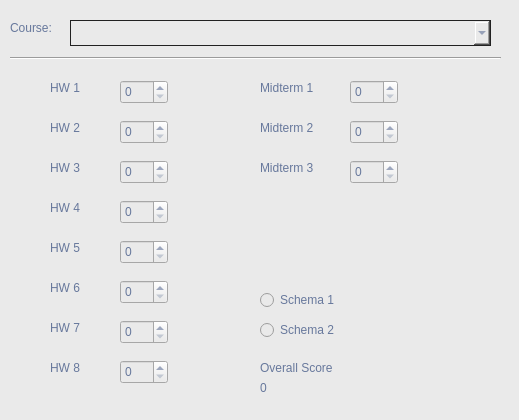
The window that mainwindow.ui (jacobfisher18/grade_calculator) describes before a commit, drawn with Qt 5.
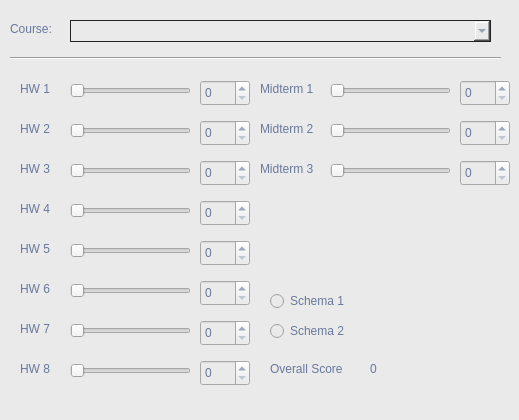
The same window after the commit.

```diff
--- a/mainwindow.ui
+++ b/mainwindow.ui
@@ -24,8 +24,8 @@
      <rect>
       <x>10</x>
       <y>20</y>
-      <width>59</width>
-      <height>16</height>
+      <width>47</width>
+      <height>18</height>
      </rect>
     </property>
     <property name="text">
@@ -51,7 +51,7 @@
       <x>70</x>
       <y>20</y>
       <width>421</width>
-      <height>26</height>
+      <height>22</height>
      </rect>
     </property>
     <property name="styleSheet">
@@ -61,10 +61,10 @@
    <widget class="QLabel" name="hw1label">
     <property name="geometry">
      <rect>
-      <x>50</x>
+      <x>20</x>
       <y>80</y>
-      <width>59</width>
-      <height>16</height>
+      <width>33</width>
+      <height>18</height>
      </rect>
     </property>
     <property name="text">
@@ -74,10 +74,10 @@
    <widget class="QSpinBox" name="hw1box">
     <property name="geometry">
      <rect>
-      <x>120</x>
+      <x>200</x>
       <y>80</y>
-      <width>48</width>
-      <height>24</height>
+      <width>50</width>
+      <height>26</height>
      </rect>
     </property>
     <property name="styleSheet">
@@ -90,10 +90,10 @@
    <widget class="QLabel" name="hw2label">
     <property name="geometry">
      <rect>
-      <x>50</x>
+      <x>20</x>
       <y>120</y>
-      <width>59</width>
-      <height>16</height>
+      <width>33</width>
+      <height>18</height>
      </rect>
     </property>
     <property name="text">
@@ -103,10 +103,10 @@
    <widget class="QSpinBox" name="hw2box">
     <property name="geometry">
      <rect>
-      <x>120</x>
+      <x>200</x>
       <y>120</y>
-      <width>48</width>
-      <height>24</height>
+      <width>50</width>
+      <height>26</height>
      </rect>
     </property>
     <property name="maximum">
@@ -116,10 +116,10 @@
    <widget class="QLabel" name="hw3label">
     <property name="geometry">
      <rect>
-      <x>50</x>
+      <x>20</x>
       <y>160</y>
-      <width>59</width>
-      <height>16</height>
+      <width>33</width>
+      <height>18</height>
      </rect>
     </property>
     <property name="text">
@@ -129,10 +129,10 @@
    <widget class="QSpinBox" name="hw3box">
     <property name="geometry">
      <rect>
-      <x>120</x>
+      <x>200</x>
       <y>160</y>
-      <width>48</width>
-      <height>24</height>
+      <width>50</width>
+      <height>26</height>
      </rect>
     </property>
     <property name="styleSheet">
@@ -145,10 +145,10 @@
    <widget class="QLabel" name="overalllabel">
     <property name="geometry">
      <rect>
-      <x>260</x>
-      <y>380</y>
-      <width>111</width>
-      <height>16</height>
+      <x>370</x>
+      <y>360</y>
+      <width>91</width>
+      <height>18</height>
      </rect>
     </property>
     <property name="text">
@@ -158,10 +158,10 @@
    <widget class="QSpinBox" name="hw6box">
     <property name="geometry">
      <rect>
-      <x>120</x>
+      <x>200</x>
       <y>280</y>
-      <width>48</width>
-      <height>24</height>
+      <width>50</width>
+      <height>26</height>
      </rect>
     </property>
     <property name="maximum">
@@ -171,10 +171,10 @@
    <widget class="QLabel" name="hw6label">
     <property name="geometry">
      <rect>
-      <x>50</x>
+      <x>20</x>
       <y>280</y>
-      <width>59</width>
-      <height>16</height>
+      <width>33</width>
+      <height>18</height>
      </rect>
     </property>
     <property name="text">
@@ -184,10 +184,10 @@
    <widget class="QLabel" name="hw4label">
     <property name="geometry">
      <rect>
-      <x>50</x>
+      <x>20</x>
       <y>200</y>
-      <width>59</width>
-      <height>16</height>
+      <width>33</width>
+      <height>18</height>
      </rect>
     </property>
     <property name="text">
@@ -197,10 +197,10 @@
    <widget class="QSpinBox" name="hw4box">
     <property name="geometry">
      <rect>
-      <x>120</x>
+      <x>200</x>
       <y>200</y>
-      <width>48</width>
-      <height>24</height>
+      <width>50</width>
+      <height>26</height>
      </rect>
     </property>
     <property name="maximum">
@@ -210,10 +210,10 @@
    <widget class="QLabel" name="hw5label">
     <property name="geometry">
      <rect>
-      <x>50</x>
+      <x>20</x>
       <y>240</y>
-      <width>59</width>
-      <height>16</height>
+      <width>33</width>
+      <height>18</height>
      </rect>
     </property>
     <property name="text">
@@ -223,10 +223,10 @@
    <widget class="QSpinBox" name="hw5box">
     <property name="geometry">
      <rect>
-      <x>120</x>
+      <x>200</x>
       <y>240</y>
-      <width>48</width>
-      <height>24</height>
+      <width>50</width>
+      <height>26</height>
      </rect>
     </property>
     <property name="maximum">
@@ -236,10 +236,10 @@
    <widget class="QLabel" name="hw8label">
     <property name="geometry">
      <rect>
-      <x>50</x>
+      <x>20</x>
       <y>360</y>
-      <width>59</width>
-      <height>16</height>
+      <width>33</width>
+      <height>18</height>
      </rect>
     </property>
     <property name="text">
@@ -249,10 +249,10 @@
    <widget class="QLabel" name="hw7label">
     <property name="geometry">
      <rect>
-      <x>50</x>
+      <x>20</x>
       <y>320</y>
-      <width>59</width>
-      <height>16</height>
+      <width>33</width>
+      <height>18</height>
      </rect>
     </property>
     <property name="text">
@@ -262,10 +262,10 @@
    <widget class="QSpinBox" name="hw8box">
     <property name="geometry">
      <rect>
-      <x>120</x>
+      <x>200</x>
       <y>360</y>
-      <width>48</width>
-      <height>24</height>
+      <width>50</width>
+      <height>26</height>
      </rect>
     </property>
     <property name="maximum">
@@ -275,10 +275,10 @@
    <widget class="QSpinBox" name="hw7box">
     <property name="geometry">
      <rect>
-      <x>120</x>
+      <x>200</x>
       <y>320</y>
-      <width>48</width>
-      <height>24</height>
+      <width>50</width>
+      <height>26</height>
      </rect>
     </property>
     <property name="maximum">
@@ -288,10 +288,10 @@
    <widget class="QSpinBox" name="midterm3box">
     <property name="geometry">
      <rect>
-      <x>350</x>
+      <x>460</x>
       <y>160</y>
-      <width>48</width>
-      <height>24</height>
+      <width>50</width>
+      <height>26</height>
      </rect>
     </property>
     <property name="maximum">
@@ -303,8 +303,8 @@
      <rect>
       <x>260</x>
       <y>160</y>
-      <width>81</width>
-      <height>16</height>
+      <width>62</width>
+      <height>18</height>
      </rect>
     </property>
     <property name="text">
@@ -316,8 +316,8 @@
      <rect>
       <x>260</x>
       <y>80</y>
-      <width>81</width>
-      <height>16</height>
+      <width>62</width>
+      <height>18</height>
      </rect>
     </property>
     <property name="text">
@@ -327,10 +327,10 @@
    <widget class="QSpinBox" name="midterm1box">
     <property name="geometry">
      <rect>
-      <x>350</x>
+      <x>460</x>
       <y>80</y>
-      <width>48</width>
-      <height>24</height>
+      <width>50</width>
+      <height>26</height>
      </rect>
     </property>
     <property name="maximum">
@@ -342,8 +342,8 @@
      <rect>
       <x>260</x>
       <y>120</y>
-      <width>81</width>
-      <height>16</height>
+      <width>62</width>
+      <height>18</height>
      </rect>
     </property>
     <property name="text">
@@ -353,10 +353,10 @@
    <widget class="QSpinBox" name="midterm2box">
     <property name="geometry">
      <rect>
-      <x>350</x>
+      <x>460</x>
       <y>120</y>
-      <width>48</width>
-      <height>24</height>
+      <width>50</width>
+      <height>26</height>
      </rect>
     </property>
     <property name="maximum">
@@ -366,10 +366,10 @@
    <widget class="QRadioButton" name="schema1radio">
     <property name="geometry">
      <rect>
-      <x>260</x>
+      <x>270</x>
       <y>290</y>
-      <width>100</width>
-      <height>20</height>
+      <width>84</width>
+      <height>22</height>
      </rect>
     </property>
     <property name="text">
@@ -379,10 +379,10 @@
    <widget class="QRadioButton" name="schema2radio">
     <property name="geometry">
      <rect>
-      <x>260</x>
+      <x>270</x>
       <y>320</y>
-      <width>100</width>
-      <height>20</height>
+      <width>84</width>
+      <height>22</height>
      </rect>
     </property>
     <property name="text">
@@ -392,16 +392,192 @@
    <widget class="QLabel" name="overallscorelabel">
     <property name="geometry">
      <rect>
-      <x>260</x>
+      <x>270</x>
       <y>360</y>
-      <width>111</width>
-      <height>16</height>
+      <width>80</width>
+      <height>18</height>
      </rect>
     </property>
     <property name="text">
      <string>Overall Score</string>
     </property>
    </widget>
+   <widget class="QSlider" name="hw1slider">
+    <property name="geometry">
+     <rect>
+      <x>70</x>
+      <y>80</y>
+      <width>121</width>
+      <height>22</height>
+     </rect>
+    </property>
+    <property name="maximum">
+     <number>100</number>
+    </property>
+    <property name="orientation">
+     <enum>Qt::Horizontal</enum>
+    </property>
+   </widget>
+   <widget class="QSlider" name="hw2slider">
+    <property name="geometry">
+     <rect>
+      <x>70</x>
+      <y>120</y>
+      <width>121</width>
+      <height>22</height>
+     </rect>
+    </property>
+    <property name="maximum">
+     <number>100</number>
+    </property>
+    <property name="orientation">
+     <enum>Qt::Horizontal</enum>
+    </property>
+   </widget>
+   <widget class="QSlider" name="hw3slider">
+    <property name="geometry">
+     <rect>
+      <x>70</x>
+      <y>160</y>
+      <width>121</width>
+      <height>22</height>
+     </rect>
+    </property>
+    <property name="maximum">
+     <number>100</number>
+    </property>
+    <property name="orientation">
+     <enum>Qt::Horizontal</enum>
+    </property>
+   </widget>
+   <widget class="QSlider" name="hw4slider">
+    <property name="geometry">
+     <rect>
+      <x>70</x>
+      <y>200</y>
+      <width>121</width>
+      <height>22</height>
+     </rect>
+    </property>
+    <property name="maximum">
+     <number>100</number>
+    </property>
+    <property name="orientation">
+     <enum>Qt::Horizontal</enum>
+    </property>
+   </widget>
+   <widget class="QSlider" name="hw5slider">
+    <property name="geometry">
+     <rect>
+      <x>70</x>
+      <y>240</y>
+      <width>121</width>
+      <height>22</height>
+     </rect>
+    </property>
+    <property name="maximum">
+     <number>100</number>
+    </property>
+    <property name="orientation">
+     <enum>Qt::Horizontal</enum>
+    </property>
+   </widget>
+   <widget class="QSlider" name="hw6slider">
+    <property name="geometry">
+     <rect>
+      <x>70</x>
+      <y>280</y>
+      <width>121</width>
+      <height>22</height>
+     </rect>
+    </property>
+    <property name="maximum">
+     <number>100</number>
+    </property>
+    <property name="orientation">
+     <enum>Qt::Horizontal</enum>
+    </property>
+   </widget>
+   <widget class="QSlider" name="hw7slider">
+    <property name="geometry">
+     <rect>
+      <x>70</x>
+      <y>320</y>
+      <width>121</width>
+      <height>22</height>
+     </rect>
+    </property>
+    <property name="maximum">
+     <number>100</number>
+    </property>
+    <property name="orientation">
+     <enum>Qt::Horizontal</enum>
+    </property>
+   </widget>
+   <widget class="QSlider" name="hw8slider">
+    <property name="geometry">
+     <rect>
+      <x>70</x>
+      <y>360</y>
+      <width>121</width>
+      <height>22</height>
+     </rect>
+    </property>
+    <property name="maximum">
+     <number>100</number>
+    </property>
+    <property name="orientation">
+     <enum>Qt::Horizontal</enum>
+    </property>
+   </widget>
+   <widget class="QSlider" name="midterm1slider">
+    <property name="geometry">
+     <rect>
+      <x>330</x>
+      <y>80</y>
+      <width>121</width>
+      <height>22</height>
+     </rect>
+    </property>
+    <property name="maximum">
+     <number>100</number>
+    </property>
+    <property name="orientation">
+     <enum>Qt::Horizontal</enum>
+    </property>
+   </widget>
+   <widget class="QSlider" name="midterm2slider">
+    <property name="geometry">
+     <rect>
+      <x>330</x>
+      <y>120</y>
+      <width>121</width>
+      <height>22</height>
+     </rect>
+    </property>
+    <property name="maximum">
+     <number>100</number>
+    </property>
+    <property name="orientation">
+     <enum>Qt::Horizontal</enum>
+    </property>
+   </widget>
+   <widget class="QSlider" name="midterm3slider">
+    <property name="geometry">
+     <rect>
+      <x>330</x>
+      <y>160</y>
+      <width>121</width>
+      <height>22</height>
+     </rect>
+    </property>
+    <property name="maximum">
+     <number>100</number>
+    </property>
+    <property name="orientation">
+     <enum>Qt::Horizontal</enum>
+    </property>
+   </widget>
   </widget>
  </widget>
  <layoutdefault spacing="6" margin="11"/>
```
